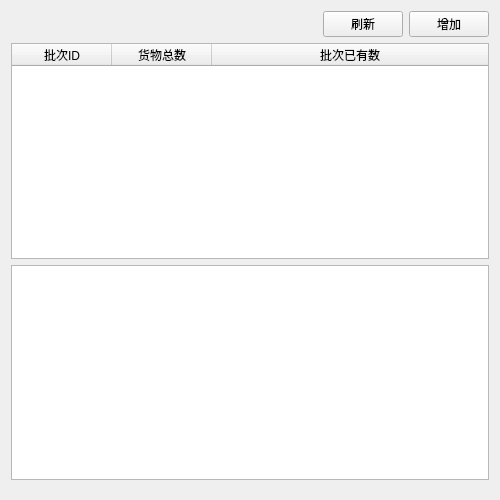
Old version of the form viewbatch.ui in the repository kangwenyun/batch_acquisition_system_qt_before.
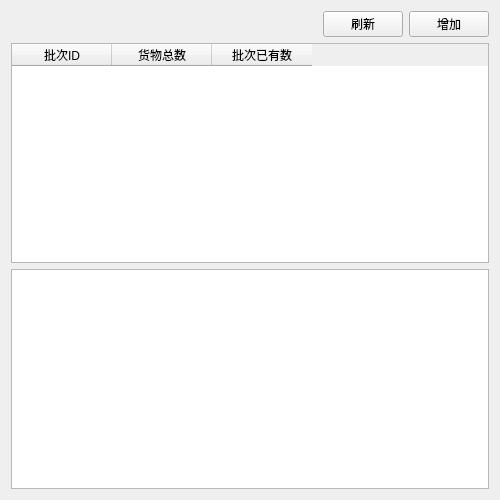
New version of the form.

The edit to the form file:
```diff
--- a/viewbatch.ui
+++ b/viewbatch.ui
@@ -10,6 +10,12 @@
     <height>500</height>
    </rect>
   </property>
+  <property name="minimumSize">
+   <size>
+    <width>500</width>
+    <height>0</height>
+   </size>
+  </property>
   <property name="maximumSize">
    <size>
     <width>3000</width>
@@ -19,15 +25,8 @@
   <property name="windowTitle">
    <string>批次信息查看</string>
   </property>
-  <layout class="QFormLayout" name="formLayout">
-   <item row="2" column="0">
-    <widget class="Line" name="line">
-     <property name="orientation">
-      <enum>Qt::Horizontal</enum>
-     </property>
-    </widget>
-   </item>
-   <item row="0" column="0" colspan="2">
+  <layout class="QVBoxLayout" name="verticalLayout_2">
+   <item>
     <layout class="QHBoxLayout" name="horizontalLayout">
      <item>
       <spacer name="horizontalSpacer">
@@ -58,13 +57,13 @@
      </item>
     </layout>
    </item>
-   <item row="1" column="0" colspan="2">
+   <item>
     <layout class="QVBoxLayout" name="verticalLayout">
      <item>
       <widget class="QTableWidget" name="tableWidget">
        <property name="minimumSize">
         <size>
-         <width>450</width>
+         <width>300</width>
          <height>200</height>
         </size>
        </property>
@@ -75,7 +74,7 @@
         <enum>QAbstractItemView::SelectRows</enum>
        </property>
        <attribute name="horizontalHeaderStretchLastSection">
-        <bool>true</bool>
+        <bool>false</bool>
        </attribute>
        <attribute name="verticalHeaderVisible">
         <bool>false</bool>
```
